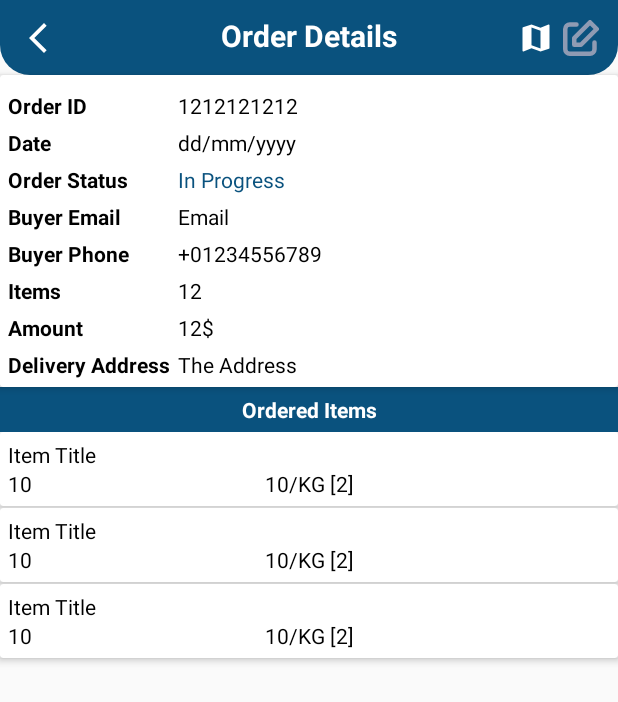
After one commit to Darksider1403/Grocery, an Android app: the layout activity_order_details_seller.xml on its own in the app's theme, with its tools: preview values and no code run, on a phone screen of 412 x 824 dp. The commit adds this screen. Shown: the top 702 px of the screen. Run offline under Robolectric (Android 15) with nearby library versions, the phone set to English and light mode, and no system bars.

Commit message:
Seller - Order - Details, thông tin đơn đặt hàng
Cập nhật code bao gồm:
AdapterOrderShop.java
OrderDetailsSellerActivity.jva
MainSellerActivity.java
Model OrderedItem.java
ShopDetailsActivity.java
activity_order_details_seller.xml

```diff
--- a/app/src/main/AndroidManifest.xml
+++ b/app/src/main/AndroidManifest.xml
@@ -27,6 +27,9 @@
         android:supportsRtl="true"
         android:theme="@style/AppTheme.NoActionBar"
         tools:targetApi="31">
+        <activity
+            android:name=".activities.OrderDetailsSellerActivity"
+            android:exported="false" />
         <activity
             android:name=".activities.ShopReviewsActivity"
             android:exported="false" />
--- /dev/null
+++ b/app/src/main/res/drawable/ic_back_white.xml
@@ -0,0 +1,5 @@
+<vector xmlns:android="http://schemas.android.com/apk/res/android" android:height="24dp" android:tint="#FFFFFF" android:viewportHeight="24" android:viewportWidth="24" android:width="24dp">
+
+    <path android:fillColor="@android:color/white" android:pathData="M17.77,3.77l-1.77,-1.77l-10,10l10,10l1.77,-1.77l-8.23,-8.23z"/>
+
+</vector>
--- /dev/null
+++ b/app/src/main/res/drawable/ic_map_white.xml
@@ -0,0 +1,5 @@
+<vector xmlns:android="http://schemas.android.com/apk/res/android" android:height="24dp" android:tint="#FFFFFF" android:viewportHeight="24" android:viewportWidth="24" android:width="24dp">
+
+    <path android:fillColor="@android:color/white" android:pathData="M20.5,3l-0.16,0.03L15,5.1 9,3 3.36,4.9c-0.21,0.07 -0.36,0.25 -0.36,0.48V20.5c0,0.28 0.22,0.5 0.5,0.5l0.16,-0.03L9,18.9l6,2.1 5.64,-1.9c0.21,-0.07 0.36,-0.25 0.36,-0.48V3.5c0,-0.28 -0.22,-0.5 -0.5,-0.5zM15,19l-6,-2.11V5l6,2.11V19z"/>
+
+</vector>
--- /dev/null
+++ b/app/src/main/res/layout/activity_order_details_seller.xml
@@ -0,0 +1,262 @@
+<?xml version="1.0" encoding="utf-8"?>
+<LinearLayout xmlns:android="http://schemas.android.com/apk/res/android"
+    xmlns:app="http://schemas.android.com/apk/res-auto"
+    xmlns:tools="http://schemas.android.com/tools"
+    android:id="@+id/main"
+    android:layout_width="match_parent"
+    android:layout_height="match_parent"
+    android:orientation="vertical"
+    tools:context=".activities.OrderDetailsSellerActivity">
+
+<!--    Toolbar-->
+    <RelativeLayout
+        android:layout_width="match_parent"
+        android:layout_height="wrap_content"
+        android:background="@drawable/shape_rect01"
+        android:padding="10dp">
+
+        <ImageButton
+            android:id="@+id/backBtn"
+            android:layout_width="30dp"
+            android:layout_height="30dp"
+            android:background="@null"
+            android:src="@drawable/ic_back_white"/>
+
+        <TextView
+            android:layout_width="wrap_content"
+            android:layout_height="wrap_content"
+            android:layout_centerHorizontal="true"
+            android:text="Order Details"
+            android:textColor="@color/colorWhite"
+            android:textSize="20sp"
+            android:textStyle="bold"/>
+
+        <ImageButton
+            android:id="@+id/editBtn"
+            android:layout_width="30dp"
+            android:layout_height="30dp"
+            android:background="@null"
+            android:layout_alignParentEnd="true"
+            android:src="@drawable/ic_edit_white"/>
+
+        <ImageButton
+            android:id="@+id/mapBtn"
+            android:layout_width="30dp"
+            android:layout_height="30dp"
+            android:background="@null"
+            android:layout_toStartOf="@id/editBtn"
+            android:src="@drawable/ic_map_white"/>
+    </RelativeLayout>
+
+<!--Order info-->
+    <androidx.cardview.widget.CardView
+        android:layout_width="match_parent"
+        android:layout_height="wrap_content"
+        app:cardElevation="3dp"
+        app:contentPadding="5dp">
+
+        <TableLayout
+            android:layout_width="match_parent"
+            android:layout_height="wrap_content">
+
+            <TableRow>
+
+                <TextView
+                    android:layout_width="wrap_content"
+                    android:layout_height="wrap_content"
+                    android:layout_marginTop="5dp"
+                    android:layout_marginEnd="5dp"
+                    android:text="Order ID"
+                    android:textColor="@color/colorBlack"
+                    android:textStyle="bold"/>
+
+                <TextView
+                    android:id="@+id/orderIdTv"
+                    android:layout_width="wrap_content"
+                    android:layout_height="wrap_content"
+                    android:layout_marginTop="5dp"
+                    android:layout_weight="1"
+                    android:text="1212121212"
+                    android:textColor="@color/colorBlack"/>
+
+            </TableRow>
+
+
+            <TableRow>
+
+                <TextView
+                    android:layout_width="wrap_content"
+                    android:layout_height="wrap_content"
+                    android:layout_marginTop="5dp"
+                    android:layout_marginEnd="5dp"
+                    android:text="Date"
+                    android:textColor="@color/colorBlack"
+                    android:textStyle="bold"/>
+
+                <TextView
+                    android:id="@+id/dateTv"
+                    android:layout_width="wrap_content"
+                    android:layout_height="wrap_content"
+                    android:layout_marginTop="5dp"
+                    android:layout_weight="1"
+                    android:text="dd/mm/yyyy"
+                    android:textColor="@color/colorBlack"/>
+
+            </TableRow>
+
+            <TableRow>
+
+                <TextView
+                    android:layout_width="wrap_content"
+                    android:layout_height="wrap_content"
+                    android:layout_marginTop="5dp"
+                    android:layout_marginEnd="5dp"
+                    android:text="Order Status"
+                    android:textColor="@color/colorBlack"
+                    android:textStyle="bold"/>
+
+                <TextView
+                    android:id="@+id/orderStatusTv"
+                    android:layout_width="wrap_content"
+                    android:layout_height="wrap_content"
+                    android:layout_marginTop="5dp"
+                    android:layout_weight="1"
+                    android:text="In Progress"
+                    android:textColor="@color/colorPrimary"/>
+
+            </TableRow>
+
+            <TableRow>
+
+                <TextView
+                    android:layout_width="wrap_content"
+                    android:layout_height="wrap_content"
+                    android:layout_marginTop="5dp"
+                    android:layout_marginEnd="5dp"
+                    android:text="Buyer Email"
+                    android:textColor="@color/colorBlack"
+                    android:textStyle="bold"/>
+
+                <TextView
+                    android:id="@+id/emailTv"
+                    android:layout_width="wrap_content"
+                    android:layout_height="wrap_content"
+                    android:layout_marginTop="5dp"
+                    android:layout_weight="1"
+                    android:text="Email"
+                    android:textColor="@color/colorBlack"/>
+
+
+
+
+            </TableRow>
+            <TableRow>
+
+                <TextView
+                    android:layout_width="wrap_content"
+                    android:layout_height="wrap_content"
+                    android:layout_marginTop="5dp"
+                    android:layout_marginEnd="5dp"
+                    android:text="Buyer Phone"
+                    android:textColor="@color/colorBlack"
+                    android:textStyle="bold"/>
+
+                <TextView
+                    android:id="@+id/phoneTv"
+                    android:layout_width="wrap_content"
+                    android:layout_height="wrap_content"
+                    android:layout_marginTop="5dp"
+                    android:layout_weight="1"
+                    android:text="+01234556789"
+                    android:autoLink="all"
+                    android:textColor="@color/colorBlack"/>
+
+            </TableRow>
+
+
+            <TableRow>
+
+                <TextView
+                    android:layout_width="wrap_content"
+                    android:layout_height="wrap_content"
+                    android:layout_marginTop="5dp"
+                    android:layout_marginEnd="5dp"
+                    android:text="Items"
+                    android:textColor="@color/colorBlack"
+                    android:textStyle="bold"/>
+
+                <TextView
+                    android:id="@+id/totalItemsTv"
+                    android:layout_width="wrap_content"
+                    android:layout_height="wrap_content"
+                    android:layout_marginTop="5dp"
+                    android:layout_weight="1"
+                    android:text="12"
+                    android:textColor="@color/colorBlack"/>
+
+            </TableRow>
+
+            <TableRow>
+
+                <TextView
+                    android:layout_width="wrap_content"
+                    android:layout_height="wrap_content"
+                    android:layout_marginTop="5dp"
+                    android:layout_marginEnd="5dp"
+                    android:text="Amount"
+                    android:textColor="@color/colorBlack"
+                    android:textStyle="bold"/>
+
+                <TextView
+                    android:id="@+id/amountTv"
+                    android:layout_width="wrap_content"
+                    android:layout_height="wrap_content"
+                    android:layout_marginTop="5dp"
+                    android:layout_weight="1"
+                    android:text="12$"
+                    android:textColor="@color/colorBlack"/>
+
+            </TableRow>
+
+            <TableRow>
+
+                <TextView
+                    android:layout_width="wrap_content"
+                    android:layout_height="wrap_content"
+                    android:layout_marginTop="5dp"
+                    android:layout_marginEnd="5dp"
+                    android:text="Delivery Address"
+                    android:textColor="@color/colorBlack"
+                    android:textStyle="bold"/>
+
+                <TextView
+                    android:id="@+id/addressTv"
+                    android:layout_width="wrap_content"
+                    android:layout_height="wrap_content"
+                    android:layout_marginTop="5dp"
+                    android:layout_weight="1"
+                    android:text="The Address"
+                    android:textColor="@color/colorBlack"/>
+
+            </TableRow>
+        </TableLayout>
+    </androidx.cardview.widget.CardView>
+
+    <TextView
+        android:layout_width="match_parent"
+        android:layout_height="wrap_content"
+        android:background="@color/colorPrimary"
+        android:text="Ordered Items"
+        android:textAlignment="center"
+        android:textColor="@color/colorWhite"
+        android:textStyle="bold"
+        android:padding="5dp"/>
+
+    <androidx.recyclerview.widget.RecyclerView
+        android:id="@+id/itemsRv"
+        android:layout_width="match_parent"
+        android:layout_height="match_parent"
+        app:layoutManager = "androidx.recyclerview.widget.LinearLayoutManager"
+        tools:listitem="@layout/row_ordereditem"/>
+
+</LinearLayout>
```
Also changed, not shown: app/src/main/java/com/example/grocery/activities/MainSellerActivity.java (+22 -6 lines), app/src/main/java/com/example/grocery/activities/OrderDetailsSellerActivity.java (added, +300 -0 lines), app/src/main/java/com/example/grocery/adapters/AdapterOrderShop.java (+7 -1 lines), app/src/main/res/layout/activity_main_seller.xml (+9 -0 lines).
